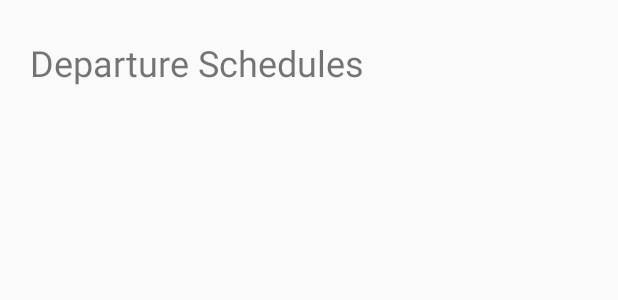
After one commit to sypatricia/ReservApp, an Android app: the layout activity_schedules.xml on its own in the app's theme, with its tools: preview values and no code run, on a phone screen of 412 x 824 dp. The commit adds this screen. Shown: the top 300 px of the screen. Run offline under Robolectric (Android 15) with nearby library versions, the phone set to English and light mode, and no system bars.

Commit message:
added schedules module

```diff
--- /dev/null
+++ b/app/src/main/res/layout/activity_schedules.xml
@@ -0,0 +1,43 @@
+<?xml version="1.0" encoding="utf-8"?>
+<LinearLayout xmlns:android="http://schemas.android.com/apk/res/android"
+    xmlns:app="http://schemas.android.com/apk/res-auto"
+    xmlns:tools="http://schemas.android.com/tools"
+    android:layout_width="match_parent"
+    android:layout_height="match_parent"
+    android:orientation="vertical"
+    tools:context=".SchedulesActivity">
+
+    <LinearLayout
+        android:layout_width="match_parent"
+        android:layout_height="wrap_content"
+        android:orientation="vertical"
+        android:paddingTop="25dp">
+
+        <TextView
+            android:id="@+id/txtTitle"
+            android:layout_width="wrap_content"
+            android:layout_height="wrap_content"
+            android:text="Departure Schedules"
+            android:layout_marginBottom="25dp"
+            android:layout_marginLeft="20dp"
+            android:textSize="24dp" />
+
+        <androidx.cardview.widget.CardView
+            android:layout_width="match_parent"
+            android:layout_height="match_parent"
+            android:layout_marginLeft="20dp"
+            android:layout_marginRight="20dp"
+            android:layout_marginBottom="20dp"
+            android:background="@color/cardview_light_background"
+            app:cardCornerRadius="8dp">
+
+            <ListView
+                android:id="@+id/lstSchedules"
+                android:layout_width="match_parent"
+                android:layout_height="wrap_content" />
+
+        </androidx.cardview.widget.CardView>
+
+    </LinearLayout>
+
+</LinearLayout>
```
Also changed, not shown: app/src/main/AndroidManifest.xml (+6 -5 lines), app/src/main/java/com/example/reservationapp/MainActivity.java (+8 -0 lines), app/src/main/java/com/example/reservationapp/ScheduleModel.java (added, +40 -0 lines), app/src/main/java/com/example/reservationapp/SchedulesActivity.java (added, +80 -0 lines), app/src/main/res/layout/list_item_schedule.xml (added, +18 -0 lines).
